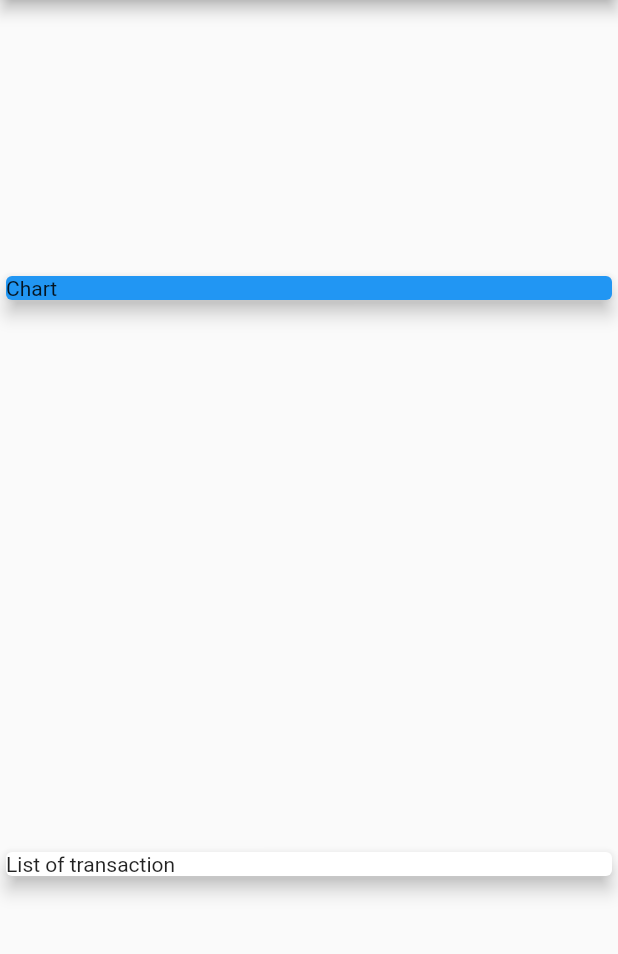
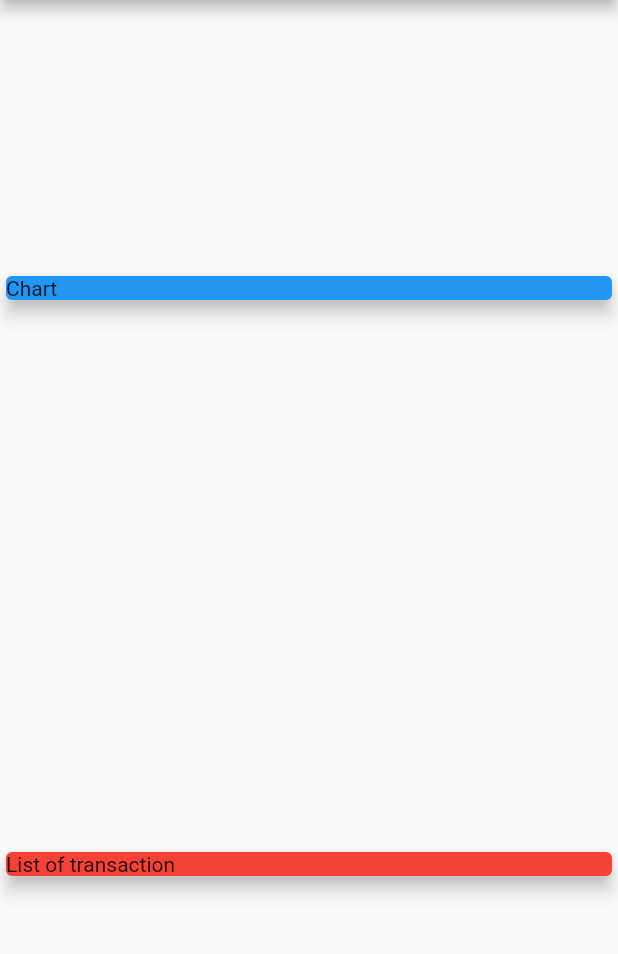
Before and after one commit to alex-pythonista/expense-manager-mobile-app, a Flutter app: the screen it shows after launch, on a phone screen of 412 x 824 dp, the part 84-1038 px from its top. Run offline on Flutter 3.47's test engine with Material 2 defaults, Android fonts, the phone set to English and light mode, and no system bars.

```diff
--- a/lib/main.dart
+++ b/lib/main.dart
@@ -1,4 +1,6 @@
 import 'package:flutter/material.dart';
+
+import './transaction.dart';
 
 void main() => runApp(EMApp());
 
@@ -15,7 +17,26 @@ class EMApp extends StatelessWidget {
 }
 
 class HomePage extends StatelessWidget {
-  // const HomePage({super.key});
+  final List<Transaction> transactions = [
+    Transaction(
+      id: "t1",
+      title: "Nike Shoes",
+      amount: 80.50,
+      date: DateTime.now(),
+    ),
+    Transaction(
+      id: "t2",
+      title: "Lunch",
+      amount: 30.67,
+      date: DateTime.now(),
+    ),
+    Transaction(
+      id: "t3",
+      title: "Mond",
+      amount: 130,
+      date: DateTime.now(),
+    ),
+  ];
 
   @override
   Widget build(BuildContext context) {
@@ -36,6 +57,7 @@ class HomePage extends StatelessWidget {
             ),
           ),
           Card(
+            color: Colors.red,
             elevation: 5,
             child: Text("List of transaction"),
           )
--- /dev/null
+++ b/lib/transaction.dart
@@ -0,0 +1,15 @@
+import 'package:flutter/foundation.dart';
+
+class Transaction {
+  final String? id;
+  final String? title;
+  final double? amount;
+  final DateTime? date;
+
+  Transaction({
+    @required this.id,
+    @required this.title,
+    @required this.amount,
+    @required this.date,
+  });
+}
```
